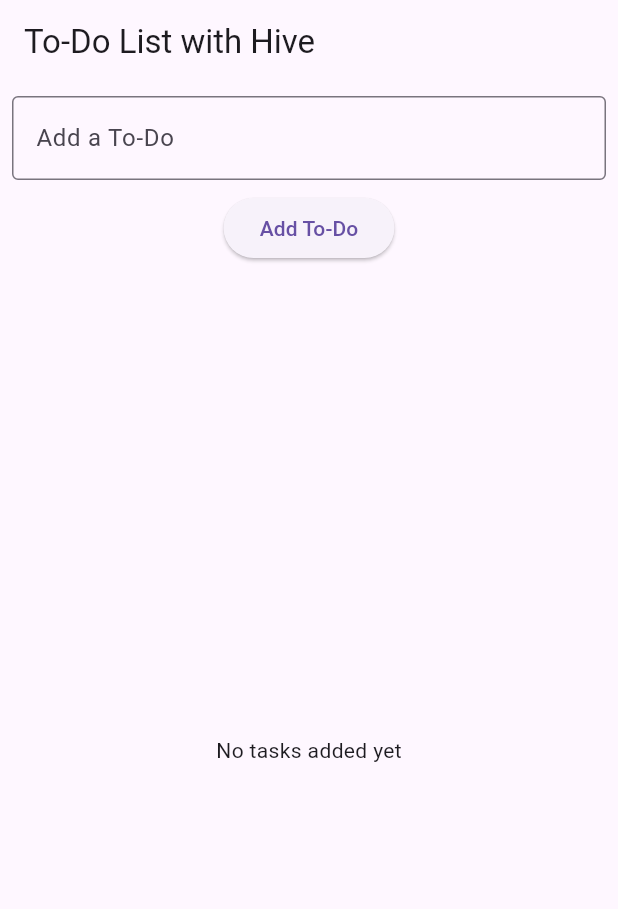
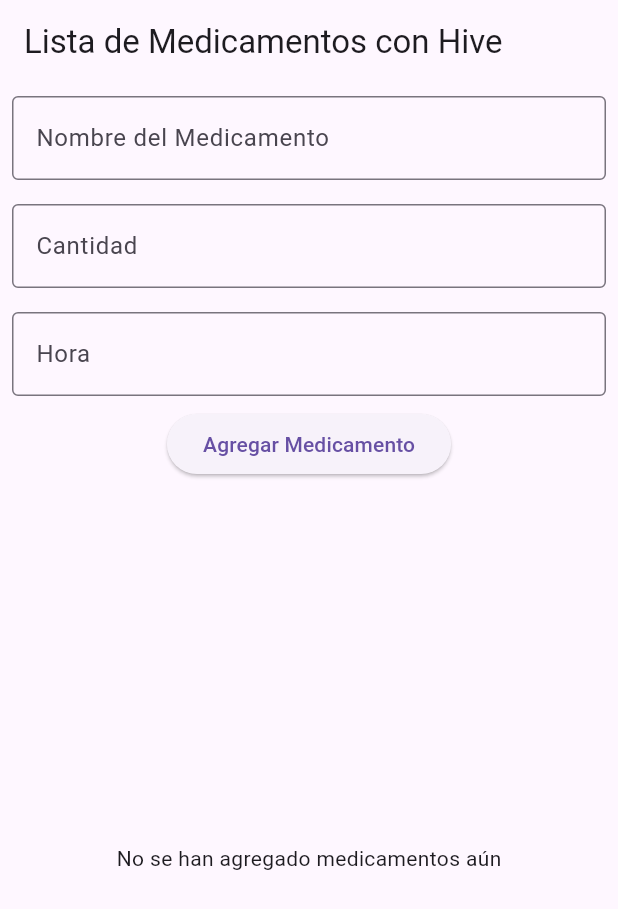
Before and after one commit to AT1927/hive_bdLocal, a Flutter app: the screen it shows after launch, on a phone screen of 412 x 824 dp. Shown: the top 909 px of the screen. Run offline on Flutter 3.47's test engine with Material 3 defaults, Android fonts, the phone set to English and light mode, and no system bars; our stand-ins replace hive; accounts and stored records are empty.

Commit message:
Cambios a caso de estudio Medicamentos

```diff
--- a/lib/main.dart
+++ b/lib/main.dart
@@ -34,7 +34,7 @@ class MyApp extends StatelessWidget {
   Widget build(BuildContext context) {
     return const MaterialApp(
       debugShowCheckedModeBanner: false,
-      title: 'To-Do App with Hive',
+      title: 'Medicines App with Hive',
       home: ToDoPage(),
     );
   }
--- a/lib/todo_page.dart
+++ b/lib/todo_page.dart
@@ -10,7 +10,9 @@ class ToDoPage extends StatefulWidget {
 
 class _ToDoPageState extends State<ToDoPage> {
   Box? todoBox;
-  final TextEditingController _controller = TextEditingController();
+  final TextEditingController _titleController = TextEditingController();
+  final TextEditingController _quantityController = TextEditingController();
+  final TextEditingController _hourController = TextEditingController();
 
   @override
   void initState() {
@@ -18,9 +20,11 @@ class _ToDoPageState extends State<ToDoPage> {
     todoBox = Hive.box('todoBox');
   }
 
-  void _addTodo(String title) {
+  void _addTodo(String title, int quantity, String hour) {
     final newTodo = {
       'title': title,
+      'quantity': quantity,
+      'hour': hour,
       'isCompleted': false,
     };
     setState(() {
@@ -46,28 +50,58 @@ class _ToDoPageState extends State<ToDoPage> {
   Widget build(BuildContext context) {
     return Scaffold(
       appBar: AppBar(
-        title: const Text('To-Do List with Hive'),
+        title: const Text('Lista de Medicamentos con Hive'),
       ),
       body: Column(
         children: [
           Padding(
             padding: const EdgeInsets.all(8.0),
             child: TextField(
-              controller: _controller,
+              controller: _titleController,
               decoration: const InputDecoration(
-                labelText: 'Add a To-Do',
+                labelText: 'Nombre del Medicamento',
                 border: OutlineInputBorder(),
               ),
             ),
           ),
+          Padding(
+            padding: const EdgeInsets.all(8.0),
+            child: TextField(
+              controller: _quantityController,
+              decoration: const InputDecoration(
+                labelText: 'Cantidad',
+                border: OutlineInputBorder(),
+              ),
+              keyboardType: TextInputType.number,
+            ),
+          ),
+          Padding(
+            padding: const EdgeInsets.all(8.0),
+            child: TextField(
+              controller: _hourController,
+              decoration: const InputDecoration(
+                labelText: 'Hora',
+                border: OutlineInputBorder(),
+              ),
+              keyboardType: TextInputType.datetime,
+            ),
+          ),
           ElevatedButton(
             onPressed: () {
-              if (_controller.text.isNotEmpty) {
-                _addTodo(_controller.text);
-                _controller.clear();
+              if (_titleController.text.isNotEmpty &&
+                  _quantityController.text.isNotEmpty &&
+                  _hourController.text.isNotEmpty) {
+                _addTodo(
+                  _titleController.text,
+                  int.parse(_quantityController.text),
+                  _hourController.text,
+                );
+                _titleController.clear();
+                _quantityController.clear();
+                _hourController.clear();
               }
             },
-            child: const Text('Add To-Do'),
+            child: const Text('Agregar Medicamento'),
           ),
           Expanded(
             child: todoBox != null && todoBox!.isNotEmpty
@@ -77,7 +111,7 @@ class _ToDoPageState extends State<ToDoPage> {
                       final todo = todoBox!.getAt(index);
                       return ListTile(
                         title: Text(
-                          todo['title'],
+                          '${todo['title']} - Cantidad: ${todo['quantity']} - Hora: ${todo['hour']}',
                           style: TextStyle(
                             decoration: todo['isCompleted']
                                 ? TextDecoration.lineThrough
@@ -97,7 +131,7 @@ class _ToDoPageState extends State<ToDoPage> {
                     },
                   )
                 : const Center(
-                    child: Text('No tasks added yet'),
+                    child: Text('No se han agregado medicamentos aún'),
                   ),
           ),
         ],
```
